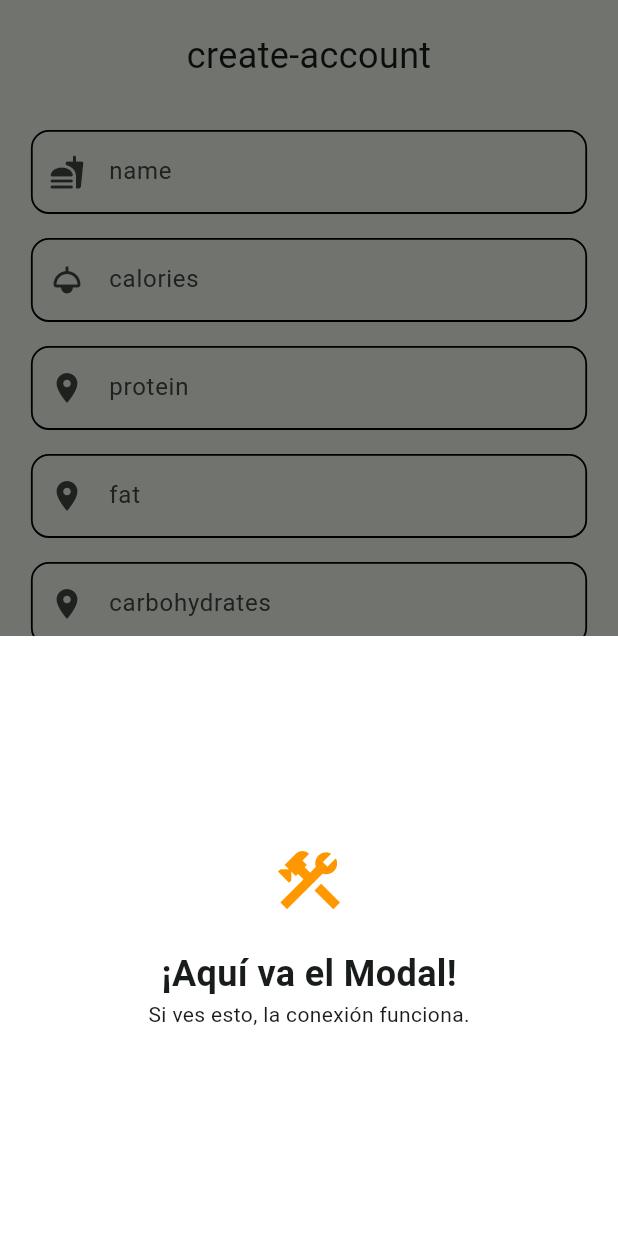
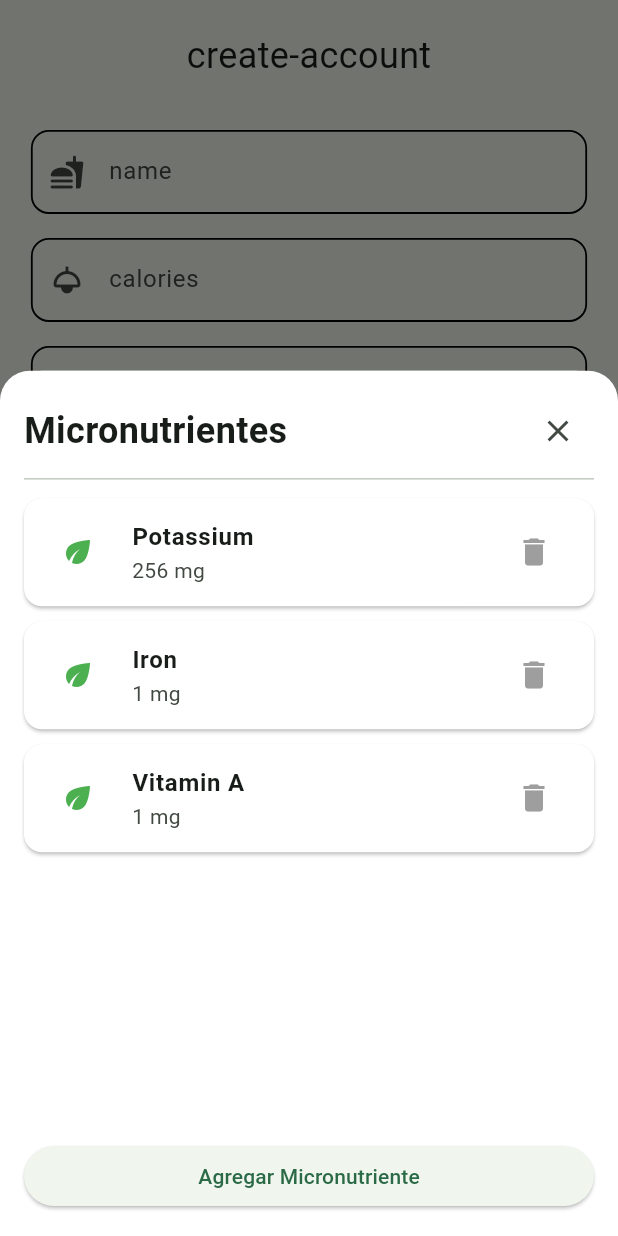
Before and after one commit to ObedDM/Fitness-system-project, a Flutter app: the IngredientAddScreen screen opened by its route, after a tap on "Potassium", on a phone screen of 412 x 824 dp. Run offline on Flutter 3.47's test engine with Material 3 defaults, Android fonts, the light colour scheme and no system bars; our stand-ins replace flutter_secure_storage; accounts and stored records are empty.

Commit message:
Add: micronutrient modal functionality to showcase added micronutrients into ingredients

```diff
--- a/mobile/lib/features/ingredients/screens/ingredient_add_screen.dart
+++ b/mobile/lib/features/ingredients/screens/ingredient_add_screen.dart
@@ -21,29 +21,6 @@ class _IngredientAddScreenState extends State<IngredientAddScreen> {
   final _glycemicIndexController = TextEditingController();
   final _createdByController = TextEditingController();
 
-  void _showMicronutrientsModal() {
-  showModalBottomSheet(
-    context: context,
-    builder: (context) {
-      // Aquí llamamos a nuestro widget placeholder
-      return const MicronutrientModal();
-    },
-  );
-}
-
-  @override
-  void dispose() {
-    _scrollController.dispose();
-    _nameController.dispose();
-    _caloriesController.dispose();
-    _proteinController.dispose();
-    _fatController.dispose();
-    _carbohydratesController.dispose();
-    _glycemicIndexController.dispose();
-    _createdByController.dispose();
-    super.dispose();
-  }
-
   @override
   Widget build(BuildContext context) {
     List<Map<String, dynamic>> _micronutrients = [
@@ -66,6 +43,27 @@ class _IngredientAddScreenState extends State<IngredientAddScreen> {
       "category": "Mineral"
     }
   ];
+
+    void _showMicronutrientsModal() {
+      showModalBottomSheet(
+        context: context,
+        isScrollControlled: true,
+        builder: (context) => MicronutrientModal(micronutrients: _micronutrients),
+      );
+    }
+
+    @override
+    void dispose() {
+      _scrollController.dispose();
+      _nameController.dispose();
+      _caloriesController.dispose();
+      _proteinController.dispose();
+      _fatController.dispose();
+      _carbohydratesController.dispose();
+      _glycemicIndexController.dispose();
+      _createdByController.dispose();
+      super.dispose();
+    }
 
     final size = MediaQuery.of(context).size;
 
--- a/mobile/lib/features/ingredients/widgets/micronutrient_modal.dart
+++ b/mobile/lib/features/ingredients/widgets/micronutrient_modal.dart
@@ -1,28 +1,68 @@
 // Archivo: lib/features/ingredients/widgets/micronutrient_modal.dart
 import 'package:flutter/material.dart';
+import 'package:mobile/features/ingredients/widgets/micronutrient_card.dart';
 
-class MicronutrientModal extends StatelessWidget {
-  const MicronutrientModal({super.key});
+class MicronutrientModal extends StatefulWidget {
+  final List<Map<String, dynamic>> micronutrients;
+
+  const MicronutrientModal({super.key, required this.micronutrients});
+
+  @override
+  State<MicronutrientModal> createState() => _MicronutrientModalState();
+}
+
+class _MicronutrientModalState extends State<MicronutrientModal> {
+
+  void _deleteMicronutrient(int index) {
+    setState(() {
+      widget.micronutrients.removeAt(index);
+    });
+  }
 
   @override
   Widget build(BuildContext context) {
     return Container(
-      height: 400, // Una altura fija para probar
-      width: double.infinity,
-      color: Colors.white, // Fondo blanco
-      child: Center(
-        child: Column(
-          mainAxisAlignment: MainAxisAlignment.center,
-          children: const [
-            Icon(Icons.construction, size: 50, color: Colors.orange),
-            SizedBox(height: 20),
-            Text(
-              "¡Aquí va el Modal!",
-              style: TextStyle(fontSize: 24, fontWeight: FontWeight.bold),
+      height: MediaQuery.of(context).size.height * 0.7,
+      padding: EdgeInsets.all(16),
+      decoration: BoxDecoration(
+        color: Colors.white,
+        borderRadius: BorderRadius.vertical(top: Radius.circular(20)),
+      ),
+      child: Column(
+        children: [
+          Row(
+            mainAxisAlignment: MainAxisAlignment.spaceBetween,
+            children: [
+              Text('Micronutrientes', style: TextStyle(fontSize: 24, fontWeight: FontWeight.bold)),
+              IconButton(
+                icon: Icon(Icons.close),
+                onPressed: () => Navigator.pop(context),
+              ),
+            ],
+          ),
+
+          Divider(),
+
+          Expanded(
+            child: ListView.builder(
+              itemCount: widget.micronutrients.length,
+              itemBuilder: (context, index) {
+                return MicroNutrientCard(
+                  micronutrient: widget.micronutrients[index],
+                  onDelete: () => _deleteMicronutrient(index),
+                );
+              },
             ),
-            Text("Si ves esto, la conexión funciona."),
-          ],
-        ),
+          ),
+
+          SizedBox(
+            width: double.infinity,
+            child: ElevatedButton(
+              onPressed: () {},
+              child: Text('Agregar Micronutriente'),
+            ),
+          ),
+        ],
       ),
     );
   }
```
